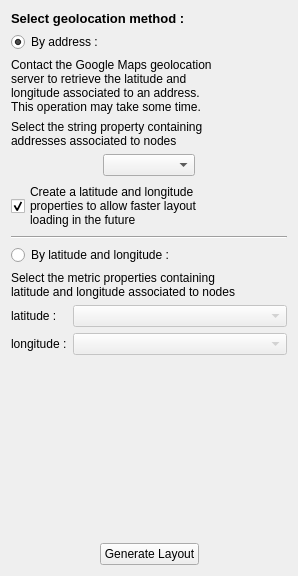
Above: plugins/view/GeographicView/GeolocalisationConfigWidget.ui from Tulip-Dev/tulip before the change. Below: the same form after it.
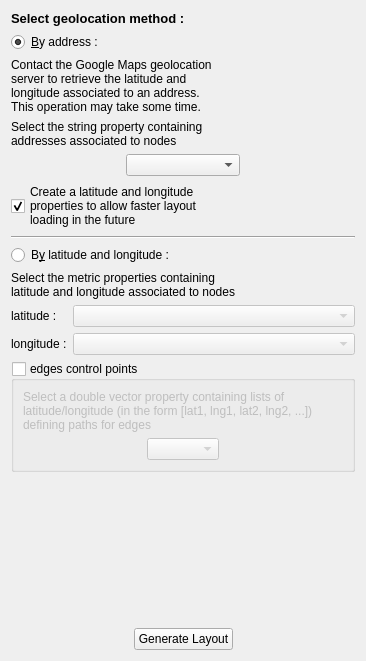
That is the form after the change.

Commit message: Improvement for the Geographic view : it is now possible to provide for each edge a path defined by a list of latitude/longitude through the use of a double vector property. That path will be then projected in screen space and set as the edge control points in the 'viewLayout' property.

Diff of the .ui file:
```diff
--- a/plugins/view/GeographicView/GeolocalisationConfigWidget.ui
+++ b/plugins/view/GeographicView/GeolocalisationConfigWidget.ui
@@ -6,14 +6,14 @@
    <rect>
     <x>0</x>
     <y>0</y>
-    <width>298</width>
-    <height>576</height>
+    <width>366</width>
+    <height>661</height>
    </rect>
   </property>
   <property name="windowTitle">
    <string>Geolocation</string>
   </property>
-  <layout class="QVBoxLayout" name="verticalLayout">
+  <layout class="QVBoxLayout" name="verticalLayout_2">
    <item>
     <widget class="QLabel" name="label">
      <property name="text">
@@ -28,7 +28,7 @@
    <item>
     <widget class="QRadioButton" name="addressLocRB">
      <property name="text">
-      <string>By address :</string>
+      <string>&amp;By address :</string>
      </property>
      <property name="checked">
       <bool>true</bool>
@@ -115,7 +115,7 @@
    <item>
     <widget class="QRadioButton" name="latLngRB">
      <property name="text">
-      <string>By latitude and longitude : </string>
+      <string>B&amp;y latitude and longitude : </string>
      </property>
     </widget>
    </item>
@@ -178,6 +178,63 @@
      </item>
     </layout>
    </item>
+   <item>
+    <widget class="QGroupBox" name="edgesControlPointsGB">
+     <property name="title">
+      <string>edges control points</string>
+     </property>
+     <property name="checkable">
+      <bool>true</bool>
+     </property>
+     <property name="checked">
+      <bool>false</bool>
+     </property>
+     <layout class="QVBoxLayout" name="verticalLayout">
+      <item>
+       <widget class="QLabel" name="label_7">
+        <property name="text">
+         <string>Select a double vector property containing lists of
+latitude/longitude (in the form [lat1, lng1, lat2, lng2, ...])
+defining paths for edges</string>
+        </property>
+       </widget>
+      </item>
+      <item>
+       <layout class="QHBoxLayout" name="horizontalLayout_5">
+        <item>
+         <spacer name="horizontalSpacer_3">
+          <property name="orientation">
+           <enum>Qt::Horizontal</enum>
+          </property>
+          <property name="sizeHint" stdset="0">
+           <size>
+            <width>40</width>
+            <height>20</height>
+           </size>
+          </property>
+         </spacer>
+        </item>
+        <item>
+         <widget class="QComboBox" name="edgesPathsPropertyCB"/>
+        </item>
+        <item>
+         <spacer name="horizontalSpacer_4">
+          <property name="orientation">
+           <enum>Qt::Horizontal</enum>
+          </property>
+          <property name="sizeHint" stdset="0">
+           <size>
+            <width>40</width>
+            <height>20</height>
+           </size>
+          </property>
+         </spacer>
+        </item>
+       </layout>
+      </item>
+     </layout>
+    </widget>
+   </item>
    <item>
     <spacer name="verticalSpacer">
      <property name="orientation">
```
The commit also changes 5 other files.
